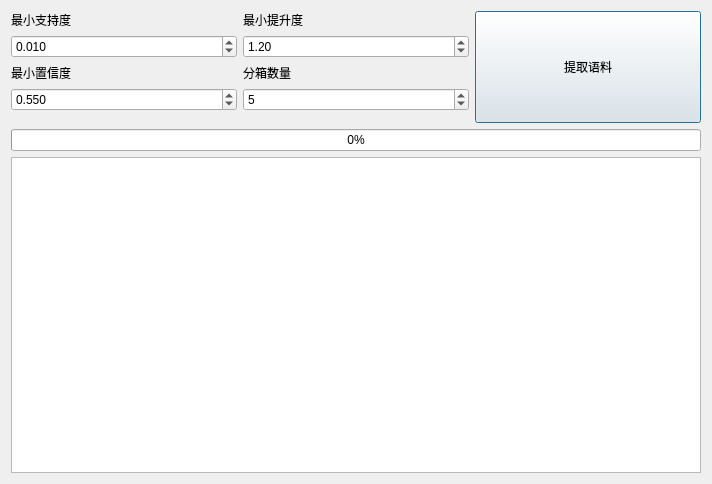
ineed2underfit/pyqt_apriori, file ui_page/page_two.ui: the form before one commit.
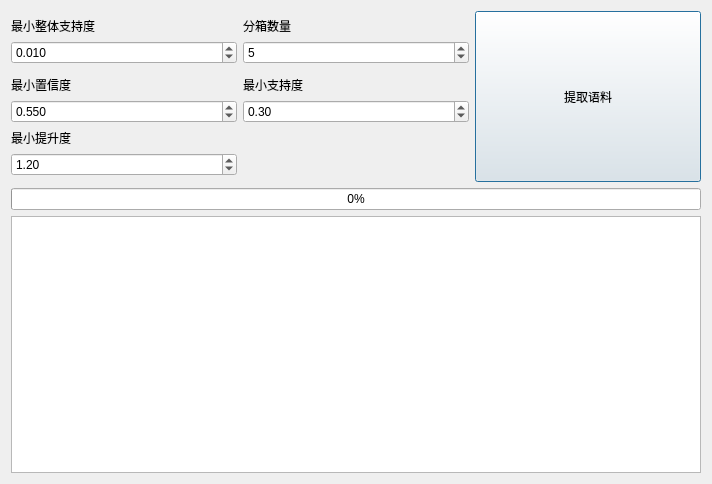
The form after the commit.

Commit message: page2 中实现 min_support: 支持度 -> 最小完整支持度 min_new_support: 最小支持度

```diff
--- a/ui_page/page_two.ui
+++ b/ui_page/page_two.ui
@@ -16,51 +16,36 @@
   <layout class="QVBoxLayout" name="verticalLayout">
    <item>
     <layout class="QGridLayout" name="gridLayout">
-     <item row="2" column="0">
-      <widget class="QLabel" name="label_confidence">
-       <property name="text">
-        <string>最小置信度</string>
-       </property>
-      </widget>
-     </item>
-     <item row="1" column="0">
-      <widget class="QDoubleSpinBox" name="doubleSpinBox_support">
+     <item row="5" column="1">
+      <widget class="QDoubleSpinBox" name="doubleSpinBox_new">
        <property name="sizePolicy">
         <sizepolicy hsizetype="Preferred" vsizetype="Preferred">
          <horstretch>0</horstretch>
          <verstretch>0</verstretch>
         </sizepolicy>
        </property>
-       <property name="wrapping">
-        <bool>false</bool>
-       </property>
-       <property name="frame">
-        <bool>true</bool>
-       </property>
-       <property name="buttonSymbols">
-        <enum>QAbstractSpinBox::ButtonSymbols::UpDownArrows</enum>
-       </property>
-       <property name="decimals">
-        <number>3</number>
-       </property>
-       <property name="minimum">
-        <double>0.000000000000000</double>
-       </property>
        <property name="maximum">
-        <double>96.989999999999995</double>
+        <double>1.000000000000000</double>
        </property>
        <property name="singleStep">
         <double>0.001000000000000</double>
        </property>
        <property name="value">
-        <double>0.010000000000000</double>
+        <double>0.300000000000000</double>
        </property>
       </widget>
      </item>
-     <item row="3" column="0">
+     <item row="4" column="1">
+      <widget class="QLabel" name="label_new">
+       <property name="text">
+        <string>最小支持度</string>
+       </property>
+      </widget>
+     </item>
+     <item row="5" column="0">
       <widget class="QDoubleSpinBox" name="doubleSpinBox_confidence">
        <property name="sizePolicy">
-        <sizepolicy hsizetype="Minimum" vsizetype="Maximum">
+        <sizepolicy hsizetype="Preferred" vsizetype="Preferred">
          <horstretch>0</horstretch>
          <verstretch>0</verstretch>
         </sizepolicy>
@@ -76,14 +61,14 @@
        </property>
       </widget>
      </item>
-     <item row="0" column="0">
-      <widget class="QLabel" name="label_support">
+     <item row="4" column="0">
+      <widget class="QLabel" name="label_confidence">
        <property name="text">
-        <string>最小支持度</string>
+        <string>最小置信度</string>
        </property>
       </widget>
      </item>
-     <item row="0" column="2" rowspan="6">
+     <item row="0" column="3" rowspan="9">
       <layout class="QHBoxLayout" name="horizontalLayout_2">
        <item>
         <widget class="QPushButton" name="pushButton_extract">
@@ -112,10 +97,44 @@
        </item>
       </layout>
      </item>
-     <item row="0" column="1">
+     <item row="2" column="0">
+      <widget class="QDoubleSpinBox" name="doubleSpinBox_support">
+       <property name="sizePolicy">
+        <sizepolicy hsizetype="Preferred" vsizetype="Preferred">
+         <horstretch>0</horstretch>
+         <verstretch>0</verstretch>
+        </sizepolicy>
+       </property>
+       <property name="wrapping">
+        <bool>false</bool>
+       </property>
+       <property name="frame">
+        <bool>true</bool>
+       </property>
+       <property name="buttonSymbols">
+        <enum>QAbstractSpinBox::ButtonSymbols::UpDownArrows</enum>
+       </property>
+       <property name="decimals">
+        <number>3</number>
+       </property>
+       <property name="minimum">
+        <double>0.000000000000000</double>
+       </property>
+       <property name="maximum">
+        <double>96.989999999999995</double>
+       </property>
+       <property name="singleStep">
+        <double>0.001000000000000</double>
+       </property>
+       <property name="value">
+        <double>0.010000000000000</double>
+       </property>
+      </widget>
+     </item>
+     <item row="6" column="0">
       <widget class="QLabel" name="label_lift">
        <property name="sizePolicy">
-        <sizepolicy hsizetype="Minimum" vsizetype="Preferred">
+        <sizepolicy hsizetype="Preferred" vsizetype="Preferred">
          <horstretch>0</horstretch>
          <verstretch>0</verstretch>
         </sizepolicy>
@@ -125,10 +144,10 @@
        </property>
       </widget>
      </item>
-     <item row="1" column="1">
+     <item row="7" column="0">
       <widget class="QDoubleSpinBox" name="doubleSpinBox_lift">
        <property name="sizePolicy">
-        <sizepolicy hsizetype="Minimum" vsizetype="Fixed">
+        <sizepolicy hsizetype="Preferred" vsizetype="Preferred">
          <horstretch>0</horstretch>
          <verstretch>0</verstretch>
         </sizepolicy>
@@ -150,8 +169,14 @@
        </property>
       </widget>
      </item>
-     <item row="3" column="1">
+     <item row="2" column="1">
       <widget class="QDoubleSpinBox" name="doubleSpinBox_binning">
+       <property name="sizePolicy">
+        <sizepolicy hsizetype="Preferred" vsizetype="Preferred">
+         <horstretch>0</horstretch>
+         <verstretch>0</verstretch>
+        </sizepolicy>
+       </property>
        <property name="decimals">
         <number>0</number>
        </property>
@@ -163,7 +188,14 @@
        </property>
       </widget>
      </item>
-     <item row="2" column="1">
+     <item row="1" column="0">
+      <widget class="QLabel" name="label_support">
+       <property name="text">
+        <string>最小整体支持度</string>
+       </property>
+      </widget>
+     </item>
+     <item row="1" column="1">
       <widget class="QLabel" name="label_binning">
        <property name="text">
         <string>分箱数量</string>
```
Left out of the diff: 2 changed lines with no effect on the pictures. The commit also changes 38 other files.
